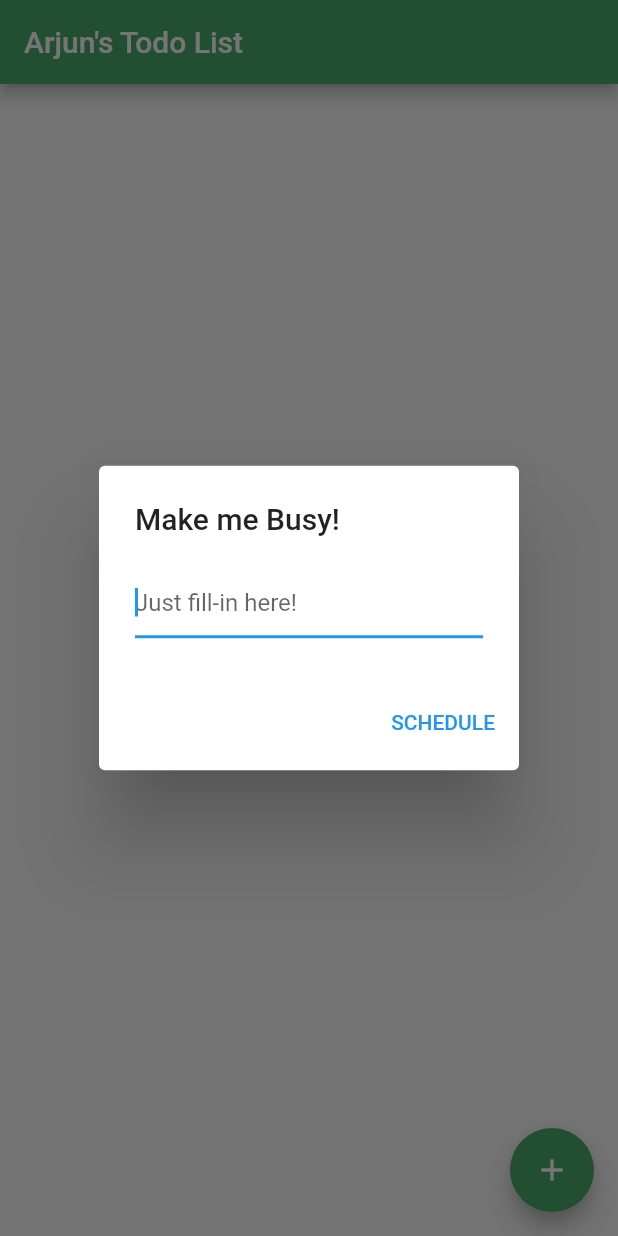
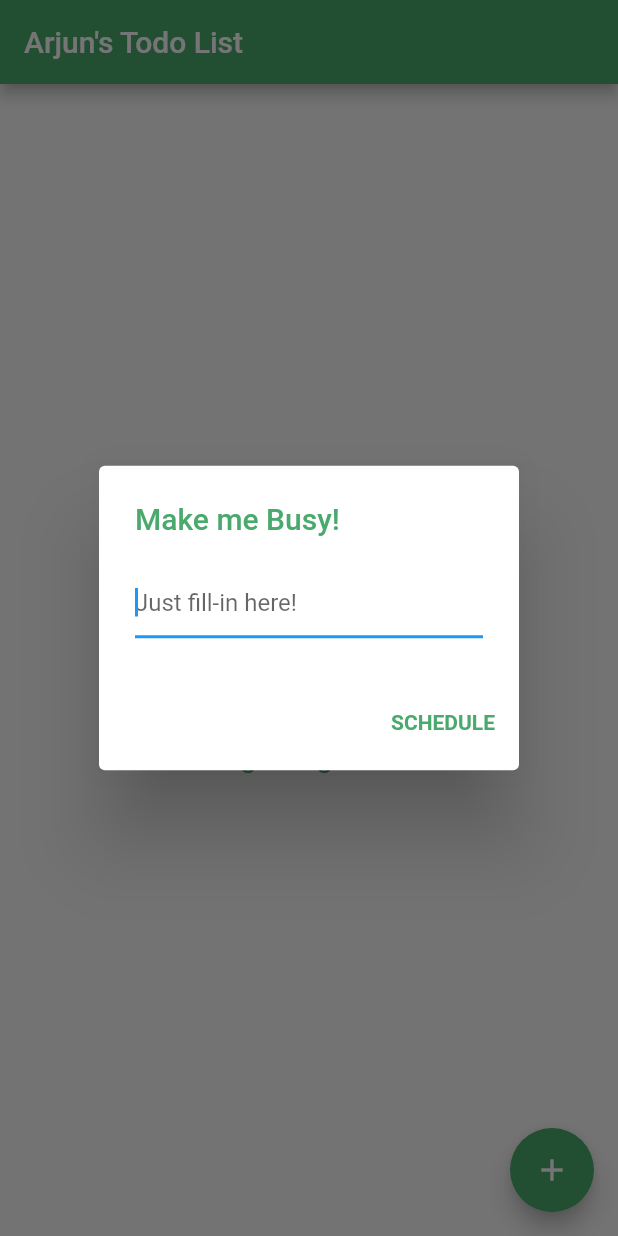
Before and after one commit to decoded-cipher/Flutter-Todo-List, a Flutter app: the screen it shows after launch, after a tap on the "add" icon, on a phone screen of 412 x 824 dp. Run offline on Flutter 3.47's test engine with Material 2 defaults, Android fonts, the phone set to English and light mode, and no system bars; our stand-ins replace hive, hive_flutter; accounts and stored records are empty; generated files the repository leaves out were written again.

Commit message:
Random Updations

```diff
--- a/lib/main.dart
+++ b/lib/main.dart
@@ -91,14 +91,18 @@ class _MyAppState extends State<MyApp> {
           context: context,
           builder: (context) {
             return AlertDialog(
-              title: Text('Make me Busy!'),
+              title: Text('Make me Busy!',
+              style: TextStyle(color: Color(0xff4AA96C),
+              )),
               content: TextField(
                 controller: _textEditingController,
                 decoration: InputDecoration(hintText: "Just fill-in here!"),
                 autofocus: true,
               ),
               actions: [
-                TextButton(onPressed: () => onAddTask(), child: Text('SCHEDULE'))
+                TextButton(onPressed: () => onAddTask(), child: Text('SCHEDULE',
+                style: TextStyle(color: Color(0xff4AA96C), fontWeight: FontWeight.bold)
+                ))
               ],
             );
           },
@@ -117,13 +121,14 @@ class EmptyList extends StatelessWidget {
         mainAxisAlignment: MainAxisAlignment.center,
         children: [
           Container(
-              child: Icon(Icons.inbox_outlined,
-                  size: 80.0, color: Color(0xff4AA96C))),
+              child: Icon(Icons.event_busy_outlined,
+                  size: 100.0, color: Color(0xff4AA96C))),
           Container(
-            padding: EdgeInsets.only(top: 4.0),
+            padding: EdgeInsets.only(top: 5.0),
             child: Text(
               "Don't have any tasks! \nI\'m getting bored!",
-              style: TextStyle(fontSize: 20.0),
+              textAlign: TextAlign.center,
+              style: TextStyle(fontSize: 20.0, color: Color(0xff4AA96C)),
             ),
           )
         ],
```
